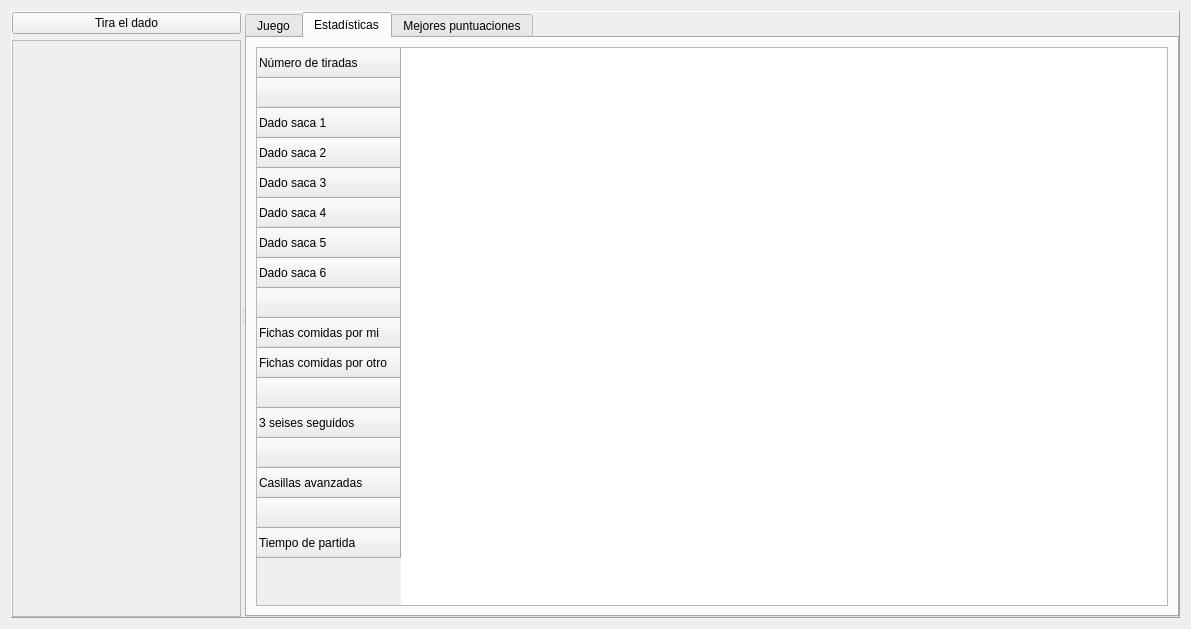
Above: ui/wdgGame.ui from turulomio/glparchis before the change. Below: the same form after it.
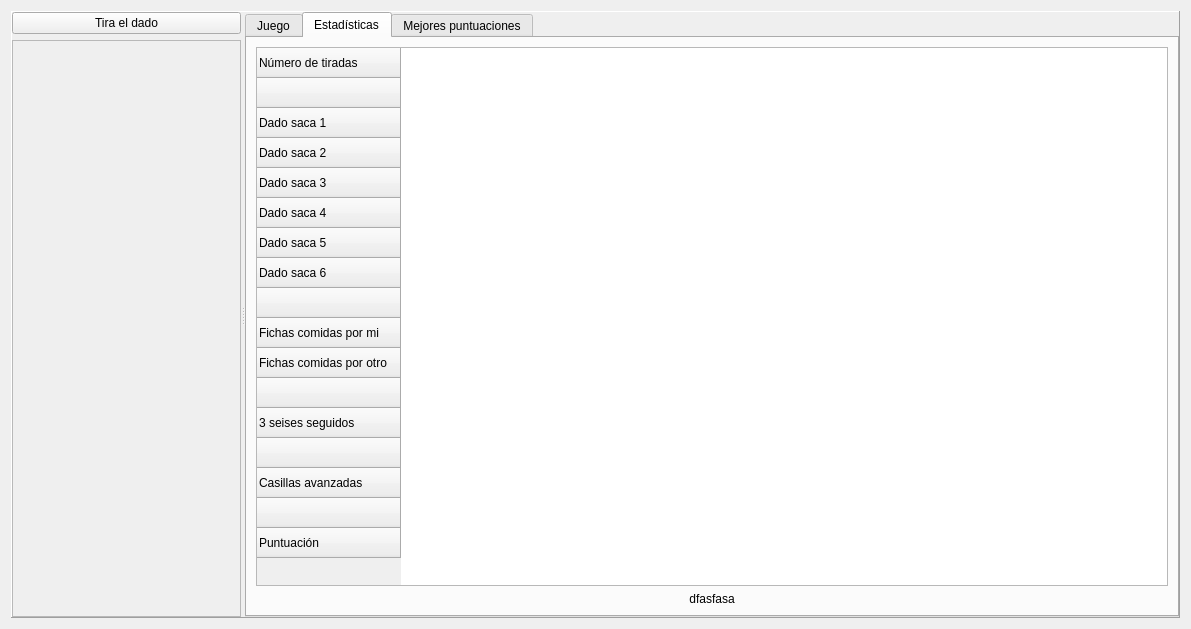
That is the form after the change. The open tabs and pages were chosen to show the change. Icons and pictures are not drawn. Custom widgets are drawn as their Qt base class.

Commit message: Mejorada la actualización de la tabla de estadísticas y añadido soporte para puntuación durante la partida

```diff
--- a/ui/wdgGame.ui
+++ b/ui/wdgGame.ui
@@ -232,11 +232,24 @@
                </row>
                <row>
                 <property name="text">
-                 <string>Tiempo de partida</string>
+                 <string>Puntuación</string>
                 </property>
                </row>
               </widget>
              </item>
+             <item>
+              <widget class="QLabel" name="lblTime">
+               <property name="styleSheet">
+                <string notr="true">font: 75 bold 11pt &quot;Sans Serif&quot;;</string>
+               </property>
+               <property name="text">
+                <string>dfasfasa</string>
+               </property>
+               <property name="alignment">
+                <set>Qt::AlignCenter</set>
+               </property>
+              </widget>
+             </item>
             </layout>
            </item>
           </layout>
```
Left out of the diff: 6 changed lines with no effect on the pictures. The commit also changes 13 other files.
